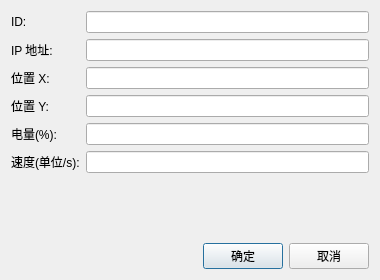
The window that Dialog/robotdialog.ui (Yukonila/AVGRobot) describes before a commit, drawn with Qt 5.
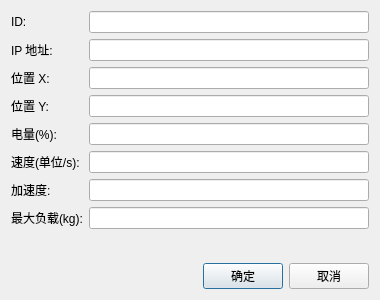
The same window after the commit.

```diff
--- a/Dialog/robotdialog.ui
+++ b/Dialog/robotdialog.ui
@@ -7,7 +7,7 @@
     <x>0</x>
     <y>0</y>
     <width>380</width>
-    <height>280</height>
+    <height>300</height>
    </rect>
   </property>
   <property name="windowTitle">
@@ -76,6 +76,26 @@
      <item row="5" column="1">
       <widget class="QLineEdit" name="editSpeed"/>
      </item>
+     <item row="6" column="0">
+      <widget class="QLabel" name="labelAccel">
+       <property name="text">
+        <string>加速度:</string>
+       </property>
+      </widget>
+     </item>
+     <item row="6" column="1">
+      <widget class="QLineEdit" name="editAccel"/>
+     </item>
+     <item row="7" column="0">
+      <widget class="QLabel" name="labelMaxLoad">
+       <property name="text">
+        <string>最大负载(kg):</string>
+       </property>
+      </widget>
+     </item>
+     <item row="7" column="1">
+      <widget class="QLineEdit" name="editMaxLoad"/>
+     </item>
     </layout>
    </item>
    <item>
```
